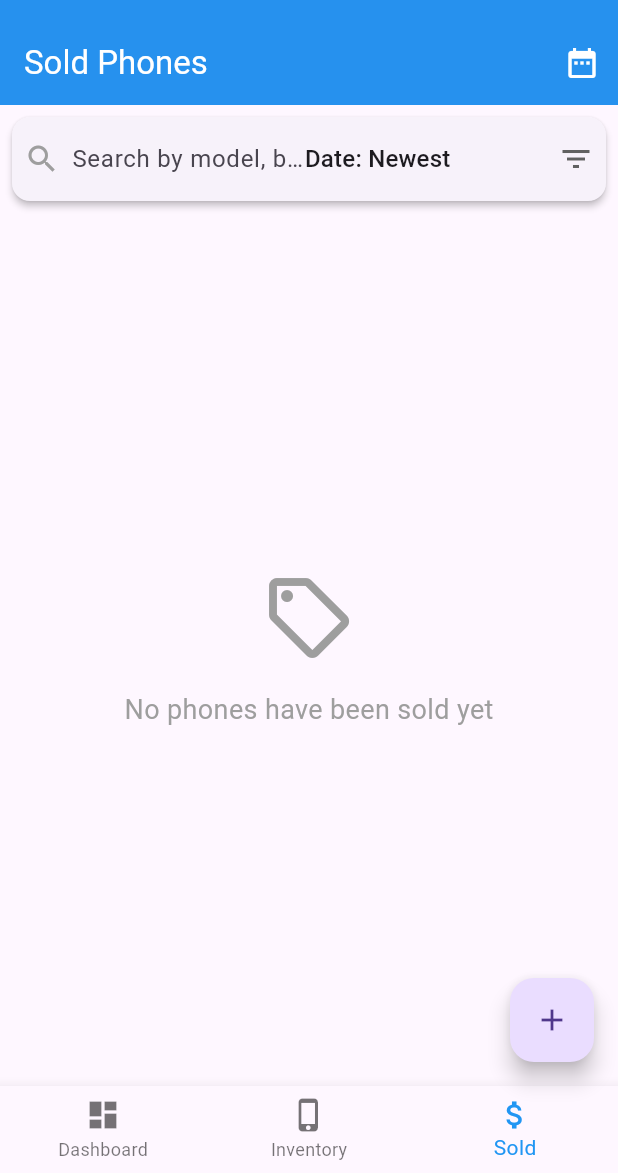
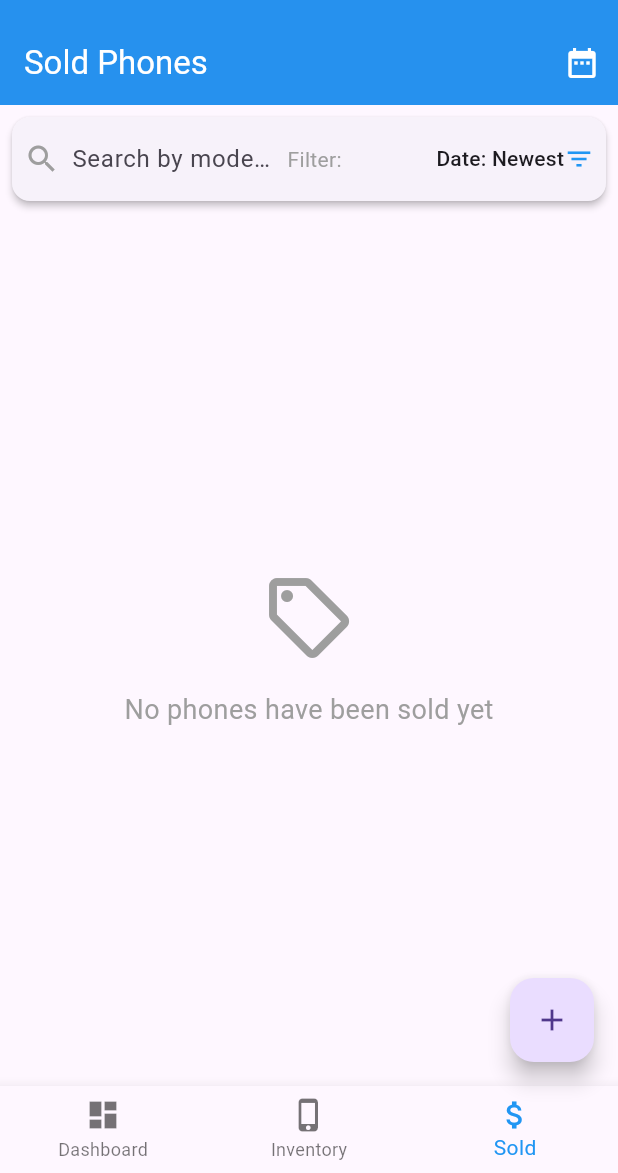
Before and after one commit to kurniawansivan/jbiphone-stock, a Flutter app: the screen it shows after launch, item 3 of the bottom bar chosen, on a phone screen of 412 x 824 dp, the part 63-1236 px from its top. Run offline on Flutter 3.47's test engine with Material 2 defaults, Android fonts, the phone set to English and light mode, and no system bars; our stand-ins replace sqflite; accounts and stored records are empty.

Commit message:
Fix: Filter Justify

```diff
--- a/lib/widgets/search_filter_bar.dart
+++ b/lib/widgets/search_filter_bar.dart
@@ -36,7 +36,7 @@ class _SearchFilterBarState extends State<SearchFilterBar> {
             const Icon(Icons.search, color: Colors.grey),
             const SizedBox(width: 8),
 
-            // Search TextField
+            // Search TextField with limited width to make space for dropdown
             Expanded(
               child: TextField(
                 controller: widget.searchController,
@@ -48,18 +48,37 @@ class _SearchFilterBarState extends State<SearchFilterBar> {
               ),
             ),
 
-            // Filter dropdown
-            DropdownButton<String>(
+            // Separator
+            const SizedBox(width: 8),
+
+            // Filter label
+            const Text(
+              'Filter:',
+              style: TextStyle(
+                color: Colors.grey,
+                fontSize: 14,
+              ),
+            ),
+
+            // Filter dropdown - right aligned
+            DropdownButtonHideUnderline(
+              child: DropdownButton<String>(
                 value: widget.selectedFilter,
-              underline: const SizedBox(),
-              icon: const Icon(Icons.filter_list),
+                isDense: true,
+                icon: const Icon(Icons.filter_list, size: 20),
+                iconEnabledColor: Colors.blue,
+                alignment: AlignmentDirectional.centerEnd,
                 onChanged: widget.onFilterChanged,
                 items: widget.filterOptions.map((FilterOption option) {
                   return DropdownMenuItem<String>(
                     value: option.value,
-                  child: Text(option.label),
+                    child: Text(
+                      option.label,
+                      style: const TextStyle(fontSize: 14),
+                    ),
                   );
                 }).toList(),
+              ),
             ),
           ],
         ),
```
Lines whose indentation alone changed are shown as unchanged.
